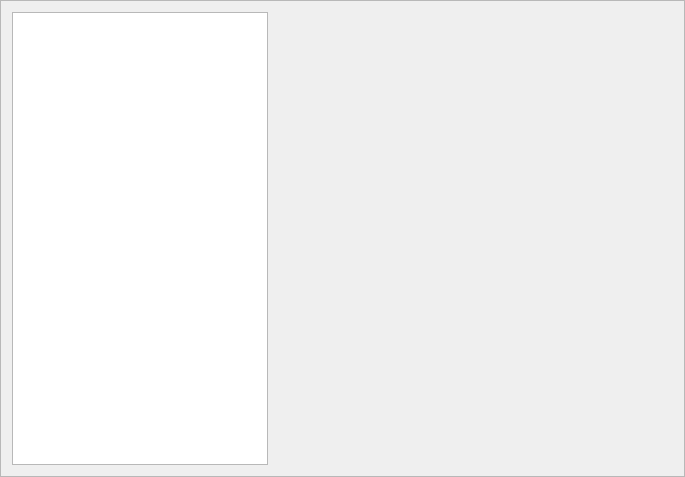
Qt form src/sakia/gui/navigation/navigation.ui (duniter/sakia) before a commit.
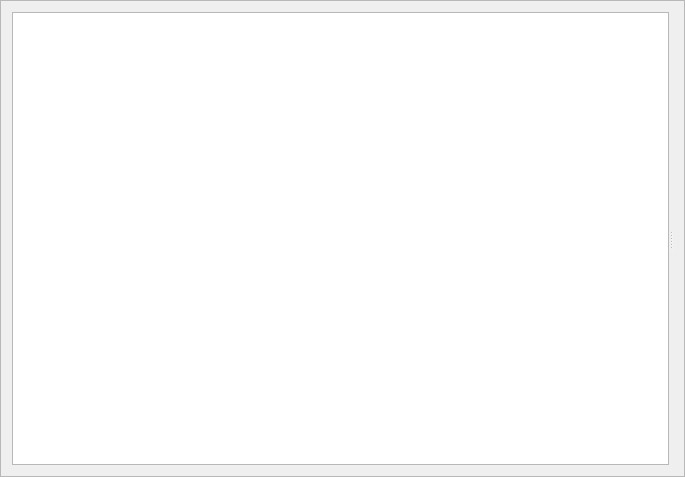
The same form after that commit.

Commit message: Fix navigation bar is not resizable

The edit to the form file:
```diff
--- a/src/sakia/gui/navigation/navigation.ui
+++ b/src/sakia/gui/navigation/navigation.ui
@@ -19,8 +19,12 @@
   <property name="frameShadow">
    <enum>QFrame::Raised</enum>
   </property>
-  <layout class="QHBoxLayout" name="horizontalLayout">
+  <layout class="QVBoxLayout" name="verticalLayout">
    <item>
+    <widget class="QSplitter" name="splitter">
+     <property name="orientation">
+      <enum>Qt::Horizontal</enum>
+     </property>
     <widget class="QTreeView" name="tree_view">
      <property name="sizePolicy">
       <sizepolicy hsizetype="Maximum" vsizetype="Expanding">
@@ -47,8 +51,6 @@
       <bool>true</bool>
      </property>
     </widget>
-   </item>
-   <item>
     <widget class="QStackedWidget" name="stacked_widget">
      <property name="sizePolicy">
       <sizepolicy hsizetype="Preferred" vsizetype="Preferred">
@@ -56,6 +58,7 @@
        <verstretch>0</verstretch>
       </sizepolicy>
      </property>
+     </widget>
     </widget>
    </item>
   </layout>
```
Lines whose indentation alone changed are shown as unchanged. The commit also changes 1 other file.
